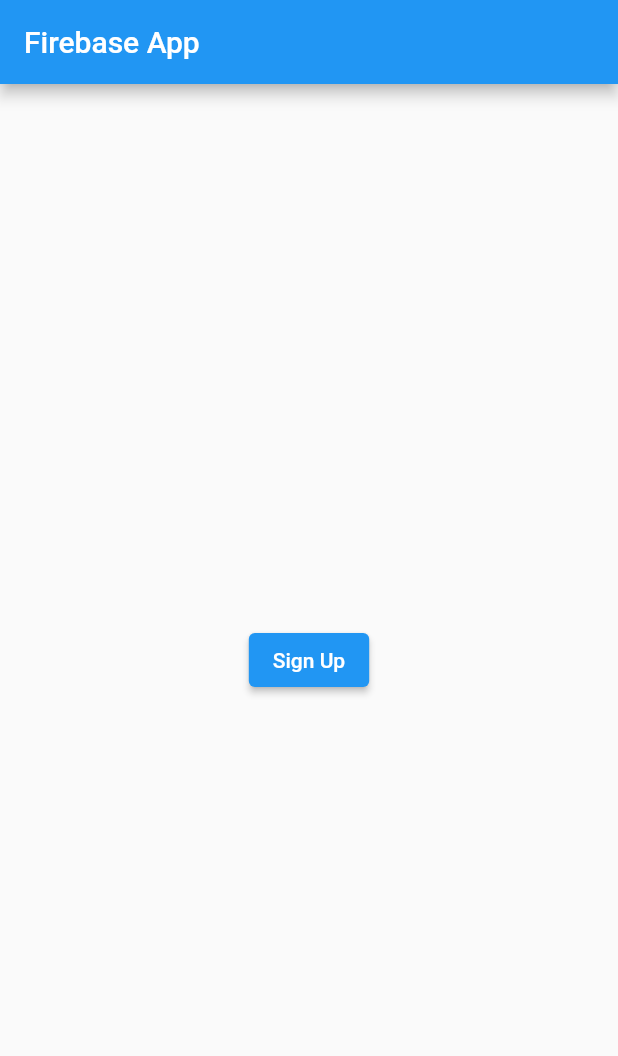
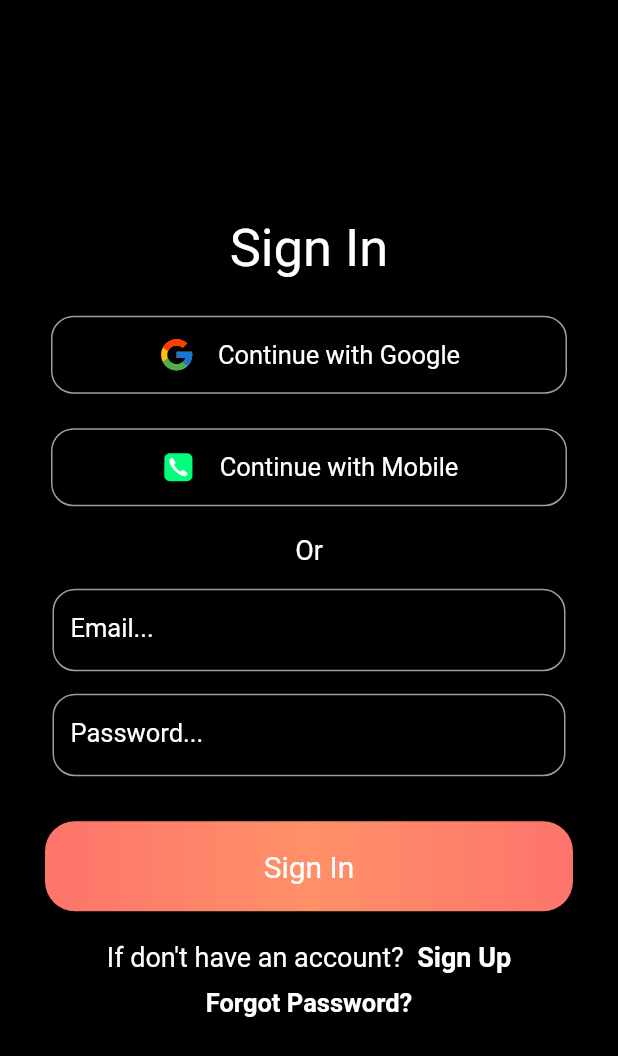
Before and after one commit to nimnagunasekera/To-Do-App, a Flutter app: the screen it shows after launch, on a phone screen of 412 x 824 dp. Shown: the top 1056 px of the screen. Run offline on Flutter 3.47's test engine with Material 2 defaults, Android fonts, the phone set to English and light mode, and no system bars; our stand-ins replace firebase_auth, firebase_core, flutter_svg; accounts and stored records are empty.

Commit message:
Creating Sign In Page and Sign Up Page

```diff
--- a/lib/main.dart
+++ b/lib/main.dart
@@ -1,5 +1,7 @@
 import 'package:flutter/material.dart';
 import 'package:firebase_core/firebase_core.dart';
+import 'package:todo/pages/sign_in_page.dart';
+// import 'package:todo/pages/sign_up_page.dart';
 import 'firebase_options.dart';
 import 'package:firebase_auth/firebase_auth.dart' as firebase_auth;
 
@@ -24,23 +26,16 @@ class _MyAppState extends State<MyApp> {
       await firebaseAuth.createUserWithEmailAndPassword(
           email: "nimnasamitha123@gmail.com", password: "12345678");
     } catch (e) {
+      // ignore: avoid_print
       print(e);
     }
   }
 
   @override
   Widget build(BuildContext context) {
-    return MaterialApp(
-      home: Scaffold(
-          appBar: AppBar(
-            title: const Text('Firebase App'),
-          ),
-          body: Center(
-            child: ElevatedButton(
-              onPressed: signup,
-              child: const Text('Sign Up'),
-            ),
-          )),
+    return const MaterialApp(
+      debugShowCheckedModeBanner: false,
+      home: SignInPage(),
     );
   }
 }
--- /dev/null
+++ b/lib/pages/sign_in_page.dart
@@ -0,0 +1,172 @@
+// ignore_for_file: prefer_const_constructors, sized_box_for_whitespace, prefer_const_literals_to_create_immutables
+
+import 'package:flutter/material.dart';
+import 'package:flutter_svg/flutter_svg.dart';
+
+class SignInPage extends StatefulWidget {
+  const SignInPage({super.key});
+
+  @override
+  State<SignInPage> createState() => _SignInPageState();
+}
+
+class _SignInPageState extends State<SignInPage> {
+  @override
+  Widget build(BuildContext context) {
+    return Scaffold(
+      body: SingleChildScrollView(
+        child: Container(
+          height: MediaQuery.of(context)
+              .size
+              .height, //height of the screen of the device
+          width: MediaQuery.of(context).size.width, //width of the screen
+          color: Colors.black,
+          child: Column(
+            mainAxisAlignment: MainAxisAlignment.center,
+            children: [
+              Text("Sign In",
+                  style: TextStyle(fontSize: 35, color: Colors.white)),
+              SizedBox(
+                height: 20,
+              ),
+              buttonItem("assets/google.svg", "Continue with Google", 25),
+              SizedBox(
+                height: 15,
+              ),
+              buttonItem("assets/phone.svg", "Continue with Mobile", 25),
+              SizedBox(
+                height: 15,
+              ),
+              Text(
+                "Or",
+                style: TextStyle(color: Colors.white, fontSize: 18),
+              ),
+              SizedBox(
+                height: 15,
+              ),
+              textItem("Email..."),
+              SizedBox(
+                height: 15,
+              ),
+              textItem("Password..."),
+              SizedBox(
+                height: 30,
+              ),
+              colorButton(),
+              SizedBox(
+                height: 20,
+              ),
+              Row(
+                mainAxisAlignment: MainAxisAlignment.center,
+                children: [
+                  Text("If don't have an account? ",
+                      style: TextStyle(
+                        color: Colors.white,
+                        fontSize: 18,
+                      )),
+                  Text(" Sign Up",
+                      style: TextStyle(
+                          color: Colors.white,
+                          fontSize: 18,
+                          fontWeight: FontWeight.bold)),
+                ],
+              ),
+              SizedBox(
+                height: 10,
+              ),
+              Text("Forgot Password?",
+                  style: TextStyle(
+                      color: Colors.white,
+                      fontSize: 17,
+                      fontWeight: FontWeight.bold)),
+            ],
+          ),
+        ),
+      ),
+    );
+  }
+
+  Widget colorButton() {
+    return Container(
+      width: MediaQuery.of(context).size.width - 60,
+      height: 60,
+      decoration: BoxDecoration(
+        borderRadius: BorderRadius.circular(20),
+        gradient: LinearGradient(colors: const [
+          Color(0xfffd746c),
+          Color(0xffff9068),
+          Color(0xfffd746c),
+        ]),
+      ),
+      child: Center(
+        child: Text(
+          "Sign In",
+          style: TextStyle(
+            color: Colors.white,
+            fontSize: 20,
+          ),
+        ),
+      ),
+    );
+  }
+
+  Widget buttonItem(String imagepath, String buttonName, double size) {
+    return Container(
+      width: MediaQuery.of(context).size.width - 60,
+      height: 60,
+      child: Card(
+        color: Colors.black,
+        elevation: 8,
+        shape: RoundedRectangleBorder(
+            borderRadius: BorderRadius.circular(15),
+            side: BorderSide(
+              width: 1,
+              color: Colors.grey,
+            )),
+        child: Row(
+          mainAxisAlignment: MainAxisAlignment.center,
+          children: [
+            SvgPicture.asset(
+              imagepath,
+              height: size,
+              width: size,
+            ),
+            SizedBox(
+              width: 15,
+            ),
+            Text(
+              buttonName,
+              style: TextStyle(
+                color: Colors.white,
+                fontSize: 17,
+              ),
+            ),
+          ],
+        ),
+      ),
+    );
+  }
+
+  Widget textItem(String labeltext) {
+    return Container(
+      width: MediaQuery.of(context).size.width - 70,
+      height: 55,
+      child: TextFormField(
+        decoration: InputDecoration(
+          labelText: labeltext,
+          labelStyle: TextStyle(
+            fontSize: 17,
+            color: Colors.white,
+          ),
+          enabledBorder: OutlineInputBorder(
+            borderRadius: BorderRadius.circular(15),
+            borderSide: BorderSide(
+              width: 1,
+              color: Colors.grey,
+            ),
+          ),
+        ),
+      ),
+    );
+  }
+}
--- a/pubspec.yaml
+++ b/pubspec.yaml
@@ -37,6 +37,7 @@ dependencies:
   cupertino_icons: ^1.0.2
   firebase_core: ^2.13.0
   firebase_auth: ^4.6.1
+  flutter_svg: ^2.0.6
 
 dev_dependencies:
   flutter_test:
@@ -61,7 +62,8 @@ flutter:
   uses-material-design: true
 
   # To add assets to your application, add an assets section, like this:
-  # assets:
+  assets:
+    - assets/
   #   - images/a_dot_burr.jpeg
   #   - images/a_dot_ham.jpeg
 
```
Also changed, not shown: lib/pages/sign_up_page.dart (added, +164 -0 lines), assets/google.svg (added), assets/phone.svg (added), pubspec.lock.
